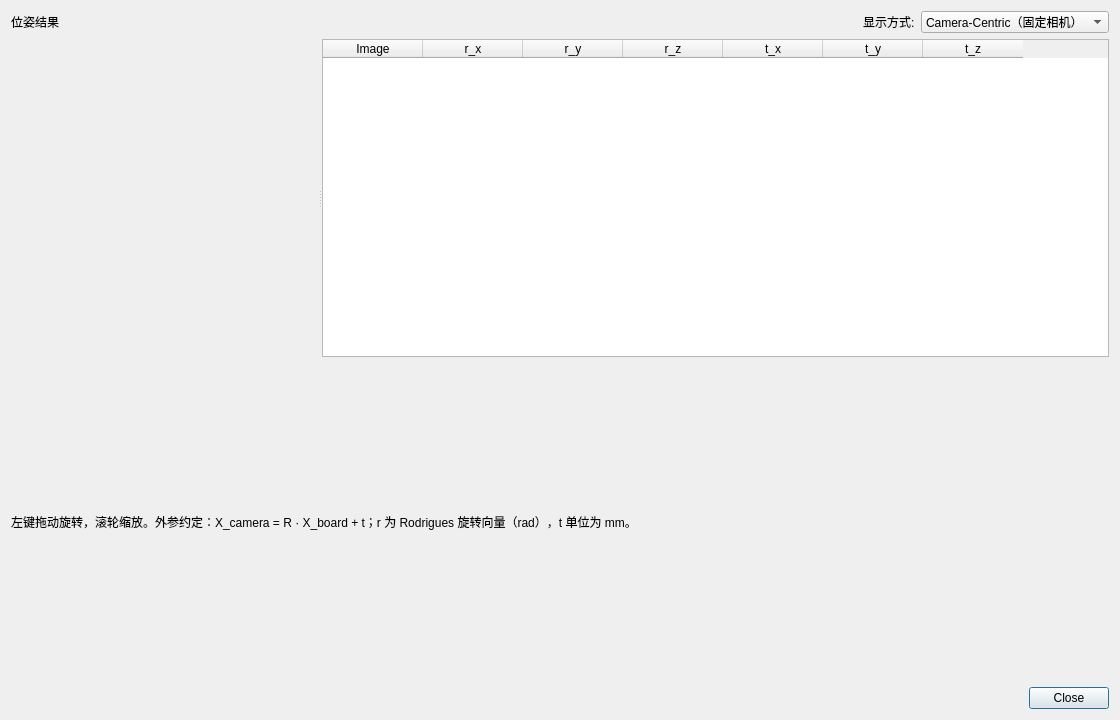
Before: the Qt Designer form src/pose_result_dialog.ui in du-xinyi/Calibration, drawn with Qt 5.
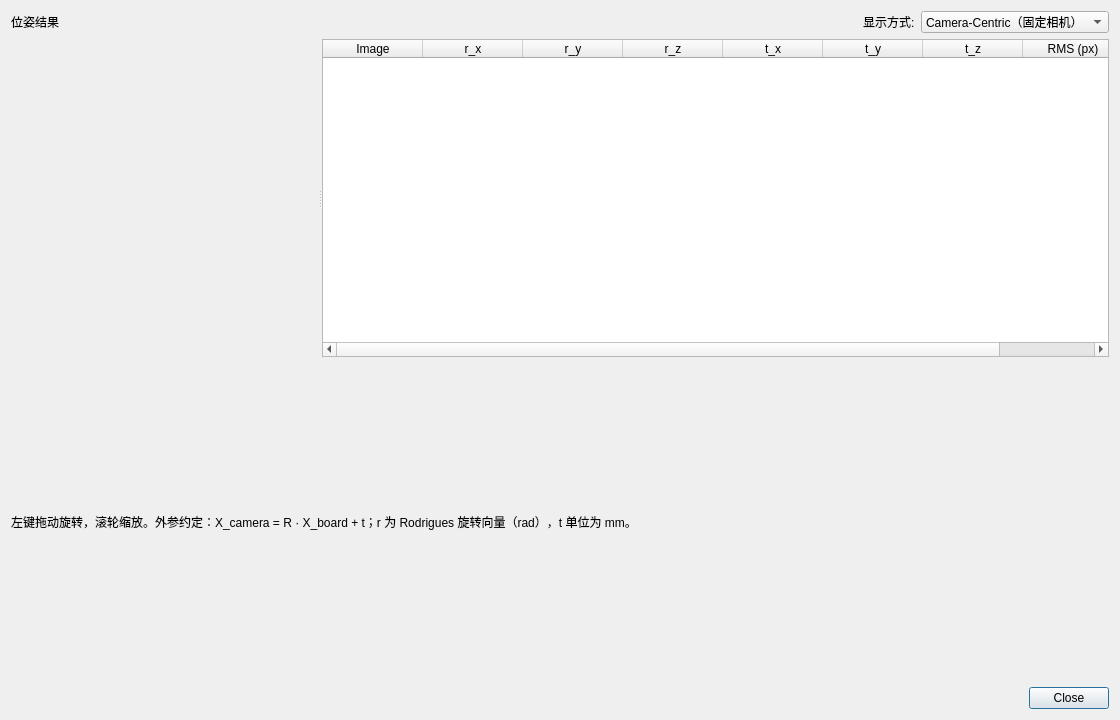
After: the same form once the commit is applied. Custom widgets are drawn as their Qt base class.

Patch:
```diff
--- a/src/pose_result_dialog.ui
+++ b/src/pose_result_dialog.ui
@@ -116,6 +116,11 @@
         <string>t_z</string>
        </property>
       </column>
+      <column>
+       <property name="text">
+        <string>RMS (px)</string>
+       </property>
+      </column>
      </widget>
     </widget>
    </item>
```
